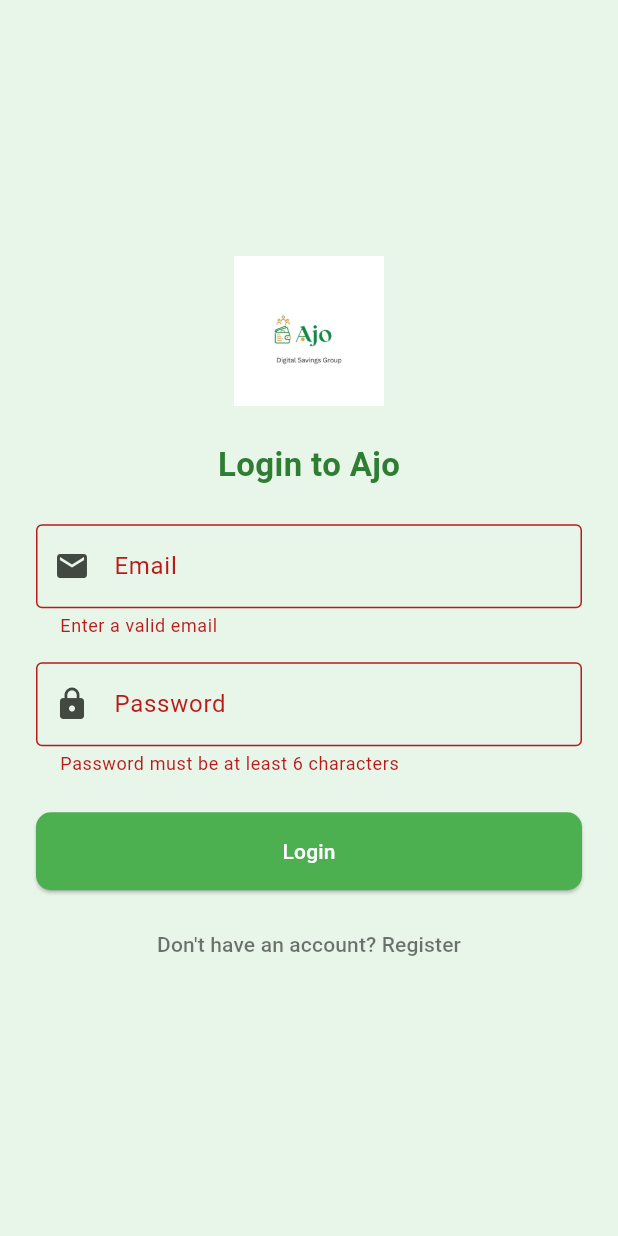
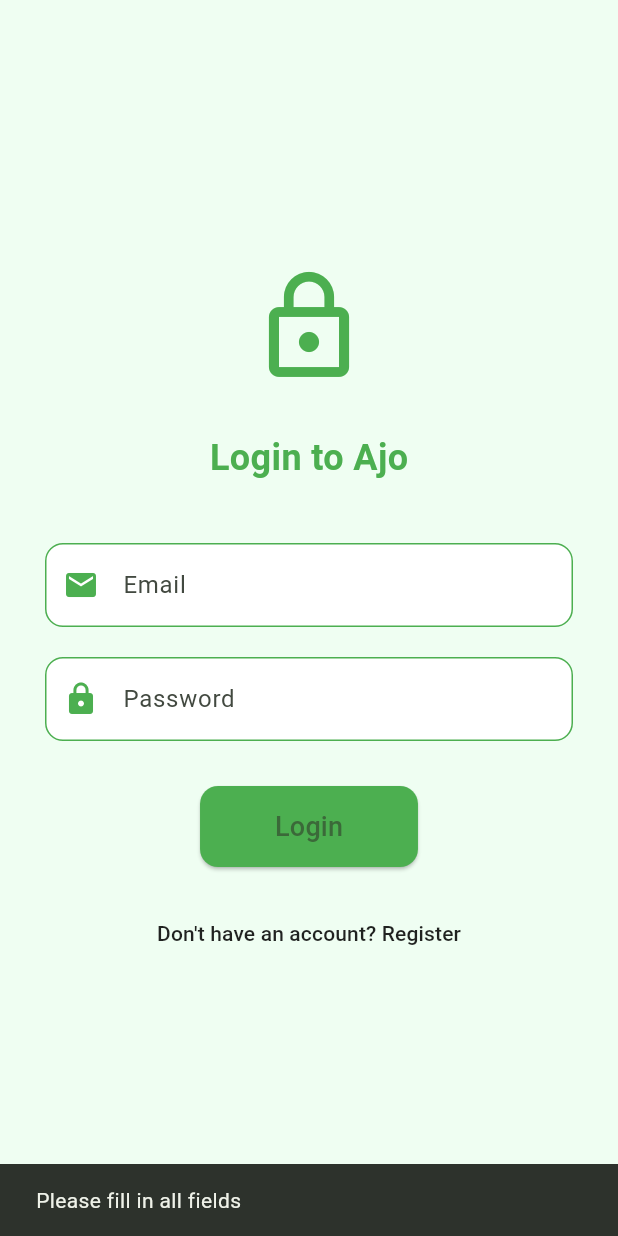
Before and after one commit to geniusrestore/ajo_flutter, a Flutter app: the AuthScreen screen opened directly, after a tap on "Login", on a phone screen of 412 x 824 dp. Run offline on Flutter 3.47's test engine with Material 3 defaults, Android fonts, the phone set to English and light mode, and no system bars; our stand-ins replace firebase_core; accounts and stored records are empty.

Commit message:
Initial working version of Ajo app with onboarding, auth, and home screens

```diff
--- a/lib/screens/auth_screen.dart
+++ b/lib/screens/auth_screen.dart
@@ -1,25 +1,49 @@
+// lib/screens/auth_screen.dart
+
 import 'package:flutter/material.dart';
-import 'package:ajo_fixed/screens/home_screen.dart';
+import '../widgets/custom_text_field.dart';
+import '../services/auth_service.dart';
+import 'home_screen.dart';
 
 class AuthScreen extends StatefulWidget {
-  const AuthScreen({super.key});
+  const AuthScreen({Key? key}) : super(key: key);
 
   @override
   State<AuthScreen> createState() => _AuthScreenState();
 }
 
 class _AuthScreenState extends State<AuthScreen> {
-  final _formKey = GlobalKey<FormState>();
-  String _email = '';
-  String _password = '';
-  bool _isLogin = true;
+  final _emailController = TextEditingController();
+  final _passwordController = TextEditingController();
+  bool isLogin = true;
+  final AuthService _authService = AuthService();
 
-  void _submit() {
-    if (_formKey.currentState?.validate() ?? false) {
-      _formKey.currentState!.save();
+  void _handleAuth() async {
+    final email = _emailController.text.trim();
+    final password = _passwordController.text.trim();
+
+    if (email.isEmpty || password.isEmpty) {
+      ScaffoldMessenger.of(context).showSnackBar(
+        const SnackBar(content: Text('Please fill in all fields')),
+      );
+      return;
+    }
+
+    try {
+      if (isLogin) {
+        await _authService.login(email, password);
+      } else {
+        await _authService.register(email, password);
+      }
+
+      // Go to HomeScreen
       Navigator.pushReplacement(
         context,
-        MaterialPageRoute(builder: (_) => const HomeScreen()),
+        MaterialPageRoute(builder: (context) => const HomeScreen()),
+      );
+    } catch (e) {
+      ScaffoldMessenger.of(context).showSnackBar(
+        SnackBar(content: Text('Auth error: $e')),
       );
     }
   }
@@ -27,97 +51,67 @@
   @override
   Widget build(BuildContext context) {
     return Scaffold(
-      backgroundColor: Colors.green[50],
-      body: SafeArea(
-        child: Padding(
-          padding: const EdgeInsets.all(24.0),
-          child: Center(
+      backgroundColor: const Color(0xFFEFFEF2),
+      body: Center(
         child: SingleChildScrollView(
-              child: Form(
-                key: _formKey,
+          padding: const EdgeInsets.symmetric(horizontal: 30),
           child: Column(
+            mainAxisAlignment: MainAxisAlignment.center,
             children: [
-                    Image.asset('assets/logo.png', height: 100),
-                    const SizedBox(height: 24),
+              const Icon(Icons.lock_outline, size: 80, color: Colors.green),
+              const SizedBox(height: 30),
               Text(
-                      _isLogin ? 'Login to Ajo' : 'Register for Ajo',
-                      style: TextStyle(
-                        fontSize: 22,
+                isLogin ? 'Login to Ajo' : 'Create Ajo Account',
+                style: const TextStyle(
+                  fontSize: 24,
                   fontWeight: FontWeight.bold,
-                        color: Colors.green[800],
+                  color: Colors.green,
                 ),
               ),
-                    const SizedBox(height: 24),
-                    TextFormField(
-                      key: const ValueKey('email'),
-                      decoration: const InputDecoration(
-                        labelText: 'Email',
-                        border: OutlineInputBorder(),
-                        prefixIcon: Icon(Icons.email),
+              const SizedBox(height: 30),
+              CustomTextField(
+                hintText: 'Email',
+                controller: _emailController,
+                keyboardType: TextInputType.emailAddress,
+                icon: Icons.email,
               ),
-                      keyboardType: TextInputType.emailAddress,
-                      onSaved: (value) => _email = value!.trim(),
-                      validator: (value) {
-                        if (value == null || !value.contains('@')) {
-                          return 'Enter a valid email';
-                        }
-                        return null;
-                      },
+              CustomTextField(
+                hintText: 'Password',
+                controller: _passwordController,
+                obscureText: true,
+                icon: Icons.lock,
               ),
-                    const SizedBox(height: 16),
-                    TextFormField(
-                      key: const ValueKey('password'),
-                      decoration: const InputDecoration(
-                        labelText: 'Password',
-                        border: OutlineInputBorder(),
-                        prefixIcon: Icon(Icons.lock),
-                      ),
-                      obscureText: true,
-                      onSaved: (value) => _password = value!.trim(),
-                      validator: (value) {
-                        if (value == null || value.length < 6) {
-                          return 'Password must be at least 6 characters';
-                        }
-                        return null;
-                      },
-                    ),
-                    const SizedBox(height: 24),
-                    SizedBox(
-                      width: double.infinity,
-                      child: ElevatedButton(
-                        onPressed: _submit,
+              const SizedBox(height: 20),
+              ElevatedButton(
+                onPressed: _handleAuth,
                 style: ElevatedButton.styleFrom(
                   backgroundColor: Colors.green,
-                          foregroundColor: Colors.white,
-                          padding: const EdgeInsets.symmetric(vertical: 16),
+                  padding: const EdgeInsets.symmetric(vertical: 14, horizontal: 50),
                   shape: RoundedRectangleBorder(
-                            borderRadius: BorderRadius.circular(10),
+                    borderRadius: BorderRadius.circular(12),
                   ),
                 ),
-                        child: Text(_isLogin ? 'Login' : 'Register'),
+                child: Text(
+                  isLogin ? 'Login' : 'Register',
+                  style: const TextStyle(fontSize: 18),
                 ),
               ),
-                    const SizedBox(height: 12),
+              const SizedBox(height: 20),
               TextButton(
                 onPressed: () {
-                        setState(() {
-                          _isLogin = !_isLogin;
-                        });
+                  setState(() => isLogin = !isLogin);
                 },
                 child: Text(
-                        _isLogin
+                  isLogin
                       ? "Don't have an account? Register"
                       : "Already have an account? Login",
-                        style: const TextStyle(color: Colors.black54),
+                  style: const TextStyle(color: Colors.black87),
                 ),
               ),
             ],
           ),
         ),
       ),
-          ),
-        ),
-      ),
     );
   }
 }
--- a/lib/services/auth_service.dart
+++ b/lib/services/auth_service.dart
@@ -1,35 +1,15 @@
-import 'package:firebase_auth/firebase_auth.dart';
+// lib/services/auth_service.dart
 
 class AuthService {
-  final FirebaseAuth _auth = FirebaseAuth.instance;
-
-  Future<User?> registerWithEmail(String email, String password) async {
-    try {
-      final result = await _auth.createUserWithEmailAndPassword(
-        email: email,
-        password: password,
-      );
-      return result.user;
-    } catch (e) {
-      print("Register error: $e");
-      return null;
-    }
+  Future<void> login(String email, String password) async {
+    // Simulate login (replace with real logic like Firebase later)
+    await Future.delayed(const Duration(seconds: 1));
+    print("✅ Logged in with: $email");
   }
 
-  Future<User?> loginWithEmail(String email, String password) async {
-    try {
-      final result = await _auth.signInWithEmailAndPassword(
-        email: email,
-        password: password,
-      );
-      return result.user;
-    } catch (e) {
-      print("Login error: $e");
-      return null;
-    }
-  }
-
-  Future<void> logout() async {
-    await _auth.signOut();
+  Future<void> register(String email, String password) async {
+    // Simulate registration (replace with real logic like Firebase later)
+    await Future.delayed(const Duration(seconds: 1));
+    print("✅ Registered with: $email");
   }
 }
--- /dev/null
+++ b/lib/widgets/custom_text_field.dart
@@ -0,0 +1,51 @@
+// lib/widgets/custom_text_field.dart
+
+import 'package:flutter/material.dart';
+
+class CustomTextField extends StatelessWidget {
+  final String hintText;
+  final TextEditingController controller;
+  final bool obscureText;
+  final TextInputType keyboardType;
+  final IconData icon;
+
+  const CustomTextField({
+    Key? key,
+    required this.hintText,
+    required this.controller,
+    this.obscureText = false,
+    this.keyboardType = TextInputType.text,
+    required this.icon,
+  }) : super(key: key);
+
+  @override
+  Widget build(BuildContext context) {
+    return Padding(
+      padding: const EdgeInsets.symmetric(vertical: 10),
+      child: TextField(
+        controller: controller,
+        obscureText: obscureText,
+        keyboardType: keyboardType,
+        decoration: InputDecoration(
+          hintText: hintText,
+          prefixIcon: Icon(icon, color: Colors.green),
+          filled: true,
+          fillColor: Colors.white,
+          contentPadding: const EdgeInsets.symmetric(horizontal: 20, vertical: 16),
+          border: OutlineInputBorder(
+            borderRadius: BorderRadius.circular(12),
+            borderSide: const BorderSide(color: Colors.green),
+          ),
+          enabledBorder: OutlineInputBorder(
+            borderRadius: BorderRadius.circular(12),
+            borderSide: const BorderSide(color: Colors.green),
+          ),
+          focusedBorder: OutlineInputBorder(
+            borderRadius: BorderRadius.circular(12),
+            borderSide: const BorderSide(color: Colors.green, width: 2),
+          ),
+        ),
+      ),
+    );
+  }
+}
--- a/lib/widgets/custom_textfield.dart
+++ /dev/null
@@ -1,44 +0,0 @@
-import 'package:flutter/material.dart';
-
-class CustomTextField extends StatelessWidget {
-  final TextEditingController controller;
-  final String label;
-  final bool obscure;
-  final TextInputType keyboardType;
-
-  const CustomTextField({
-    Key? key,
-    required this.controller,
-    required this.label,
-    this.obscure = false,
-    this.keyboardType = TextInputType.text,
-  }) : super(key: key);
-
-  @override
-  Widget build(BuildContext context) {
-    return TextField(
-      controller: controller,
-      obscureText: obscure,
-      keyboardType: keyboardType,
-      decoration: InputDecoration(
-        labelText: label,
-        labelStyle: const TextStyle(
-          color: Colors.green,
-          fontWeight: FontWeight.w500,
-        ),
-        filled: true,
-        fillColor: Colors.grey.shade100,
-        border: OutlineInputBorder(
-          borderRadius: BorderRadius.circular(14),
-          borderSide: BorderSide.none,
-        ),
-        focusedBorder: OutlineInputBorder(
-          borderRadius: BorderRadius.circular(14),
-          borderSide: const BorderSide(color: Colors.green, width: 2),
-        ),
-        contentPadding: const EdgeInsets.symmetric(vertical: 18, horizontal: 22),
-      ),
-      style: const TextStyle(fontSize: 16),
-    );
-  }
-}
```
Also changed, not shown: 3 other files. Lines whose indentation alone changed are shown as unchanged.
